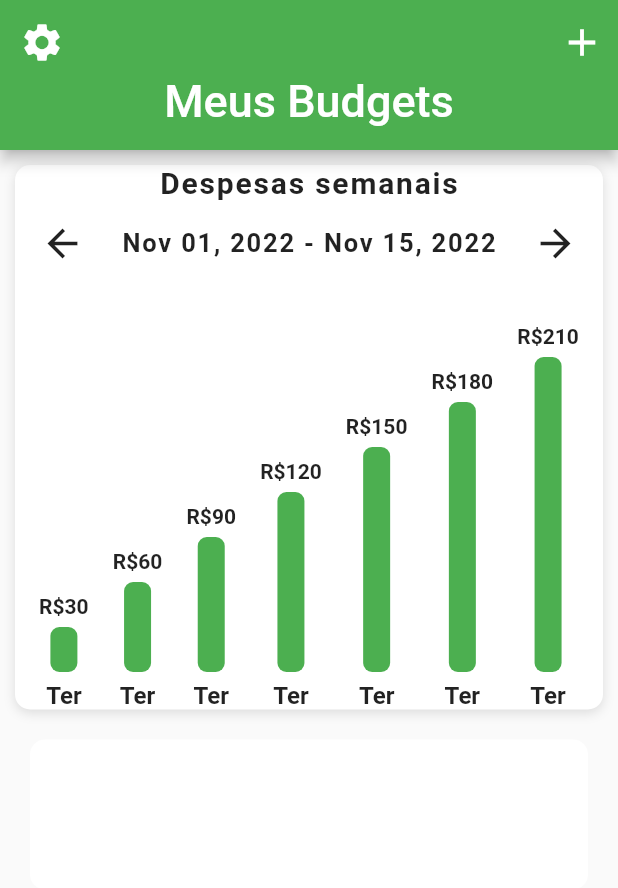
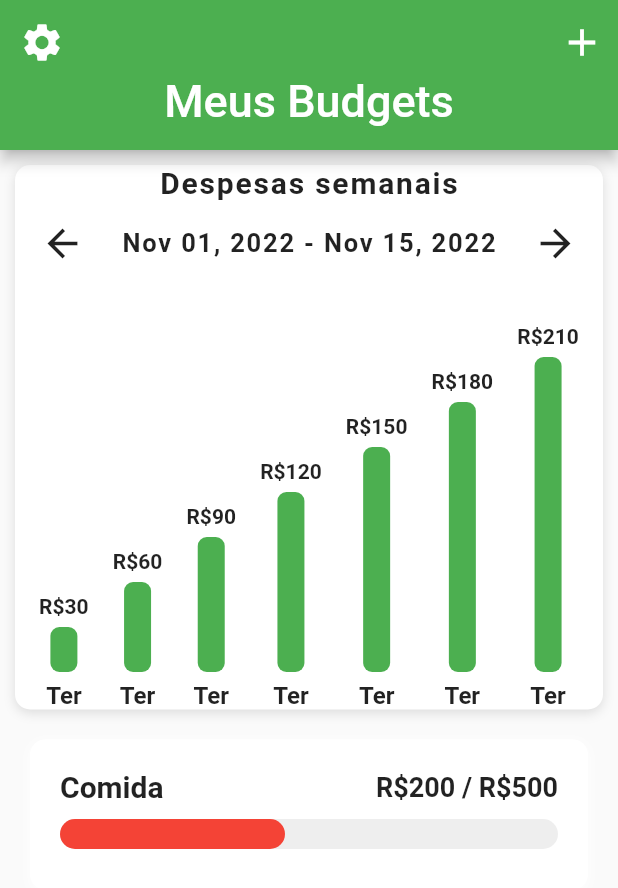
Before and after one commit to caneto/ui_buget_tracker, a Flutter app: the screen it shows after launch, on a phone screen of 412 x 824 dp. Shown: the top 888 px of the screen. Run offline on Flutter 3.47's test engine with Material 2 defaults, Android fonts, the phone set to English and light mode, and no system bars.

Commit message:
Atualização

```diff
--- a/lib/widgets/category_widget.dart
+++ b/lib/widgets/category_widget.dart
@@ -1,8 +1,7 @@
 import 'package:flutter/material.dart';
 
 class CategoryWidget extends StatelessWidget {
-
-  const CategoryWidget({ Key? key }) : super(key: key);
+  const CategoryWidget({Key? key}) : super(key: key);
 
   @override
   Widget build(BuildContext context) {
@@ -20,6 +19,57 @@ class CategoryWidget extends StatelessWidget {
             decoration: BoxDecoration(
               color: Colors.white,
               borderRadius: BorderRadius.circular(10),
+              boxShadow: const [
+                BoxShadow(
+                  color: Colors.white,
+                  offset: Offset(0, 2),
+                  blurRadius: 6,
+                )
+              ],
+            ),
+            child: Column(
+              children: [
+                Row(
+                  mainAxisAlignment: MainAxisAlignment.spaceBetween,
+                  children: const [
+                    Text(
+                      "Comida",
+                      style: TextStyle(
+                        fontSize: 20,
+                        fontWeight: FontWeight.bold,
+                      ),
+                    ),
+                    Text(
+                      "R\$200 / R\$500",
+                      style: TextStyle(
+                        fontSize: 18,
+                        fontWeight: FontWeight.bold,
+                      ),
+                    ),
+                  ],
+                ),
+                const SizedBox(height: 10),
+                Stack(
+                  children: [
+                    Container(
+                      height: 20,
+                      decoration: BoxDecoration(
+                        color: Colors.grey[200],
+                        borderRadius: BorderRadius.circular(15),
+                      ),
+                    ),
+                    Container(
+                      height: 20,
+                      width: 150,
+                      decoration: BoxDecoration(
+                        color: Colors.red,
+                        borderRadius: BorderRadius.circular(15),
+                      ),
+                    )
+                  ],
+                )
+
+              ],
             ),
           ),
         )
```
Lines whose indentation alone changed are shown as unchanged.
